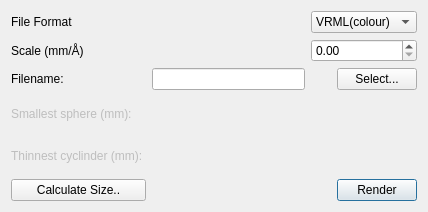
The window that libavogadro/src/extensions/vrmldialog.ui (cryos/avogadro) describes before a commit, drawn with Qt 5.
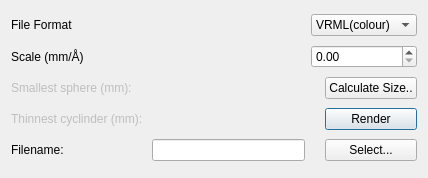
The same window after the commit.

Diff of the .ui file:
```diff
--- a/libavogadro/src/extensions/vrmldialog.ui
+++ b/libavogadro/src/extensions/vrmldialog.ui
@@ -7,7 +7,7 @@
     <x>0</x>
     <y>0</y>
     <width>428</width>
-    <height>212</height>
+    <height>178</height>
    </rect>
   </property>
   <property name="windowTitle">
@@ -44,7 +44,17 @@
      </property>
     </widget>
    </item>
-   <item row="9" column="0">
+   <item row="1" column="2" colspan="2">
+    <widget class="QDoubleSpinBox" name="doubleSpinBox"/>
+   </item>
+   <item row="15" column="3">
+    <widget class="QPushButton" name="selectFileName">
+     <property name="text">
+      <string>Select...</string>
+     </property>
+    </widget>
+   </item>
+   <item row="15" column="0">
     <widget class="QLabel" name="label_6">
      <property name="text">
       <string>Filename:</string>
@@ -54,46 +64,36 @@
      </property>
     </widget>
    </item>
-   <item row="9" column="1">
+   <item row="15" column="1">
     <widget class="QLineEdit" name="fileName"/>
    </item>
-   <item row="9" column="3">
-    <widget class="QPushButton" name="selectFileName">
-     <property name="text">
-      <string>Select...</string>
-     </property>
-    </widget>
-   </item>
-   <item row="1" column="2" colspan="2">
-    <widget class="QDoubleSpinBox" name="doubleSpinBox"/>
-   </item>
-   <item row="10" column="0">
-    <widget class="QLabel" name="label_5">
-     <property name="enabled">
-      <bool>false</bool>
-     </property>
-     <property name="text">
-      <string>Smallest sphere (mm): </string>
-     </property>
-    </widget>
-   </item>
-   <item row="11" column="0">
-    <widget class="QLabel" name="label_4">
-     <property name="enabled">
-      <bool>false</bool>
-     </property>
-     <property name="text">
-      <string>Thinnest cyclinder (mm): </string>
-     </property>
-    </widget>
-   </item>
-   <item row="12" column="0">
+   <item row="11" column="3">
     <widget class="QPushButton" name="pushButton">
      <property name="text">
       <string>Calculate Size..</string>
      </property>
     </widget>
    </item>
+   <item row="12" column="0">
+    <widget class="QLabel" name="label_4">
+     <property name="enabled">
+      <bool>false</bool>
+     </property>
+     <property name="text">
+      <string>Thinnest cyclinder (mm): </string>
+     </property>
+    </widget>
+   </item>
+   <item row="11" column="0">
+    <widget class="QLabel" name="label_5">
+     <property name="enabled">
+      <bool>false</bool>
+     </property>
+     <property name="text">
+      <string>Smallest sphere (mm): </string>
+     </property>
+    </widget>
+   </item>
   </layout>
  </widget>
  <resources/>
```
Left out of the diff: 14 changed lines with no effect on the pictures.
